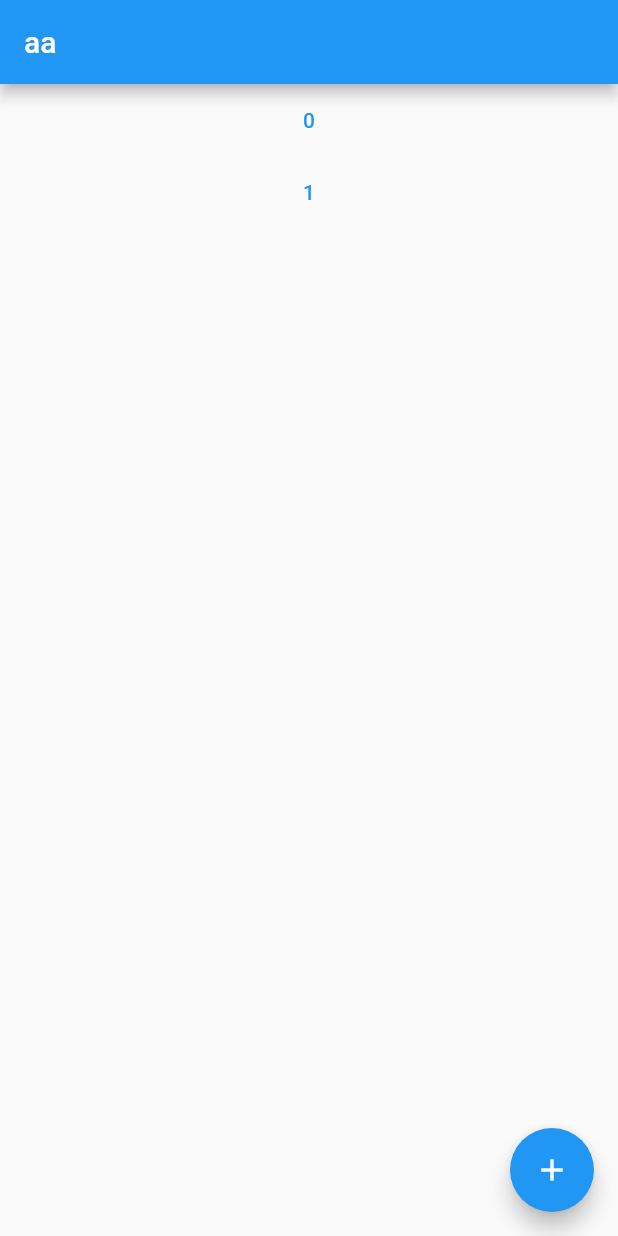
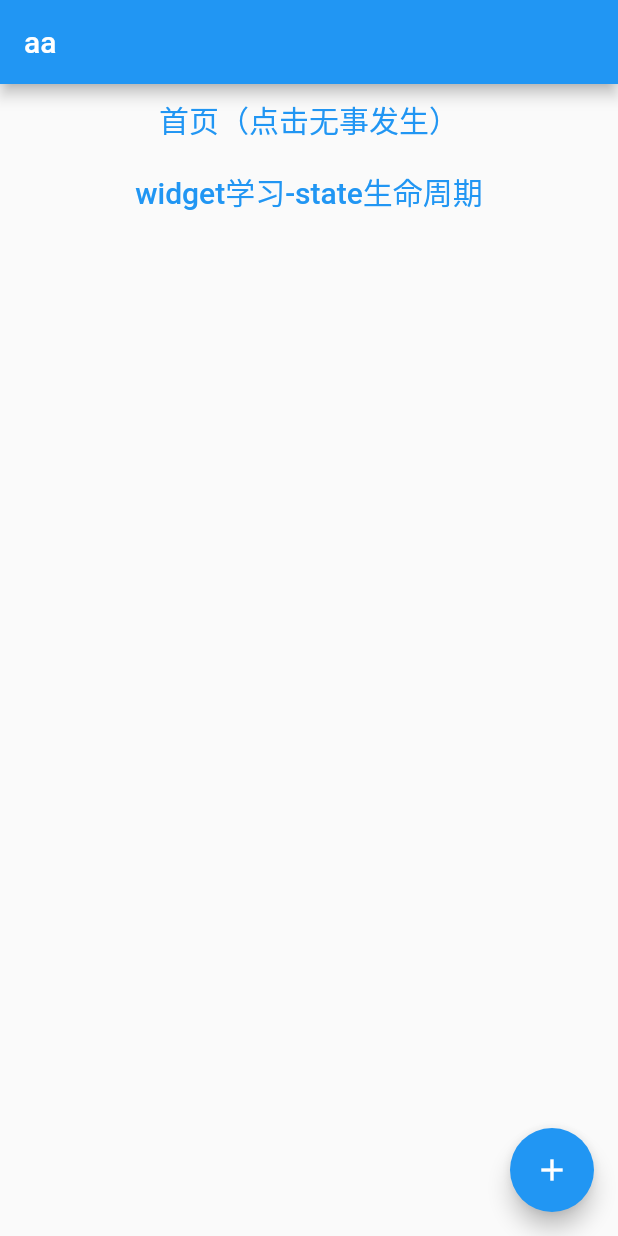
Before and after one commit to kyyiu/flutter_learn, a Flutter app: the MyHomePage screen opened directly, on a phone screen of 412 x 824 dp. Run offline on Flutter 3.47's test engine with Material 2 defaults, Android fonts, the phone set to English and light mode, and no system bars.

Commit message:
state生命周期

```diff
--- a/lib/main.dart
+++ b/lib/main.dart
@@ -18,7 +18,7 @@ class MyApp extends StatelessWidget {
       theme: ThemeData(
         primarySwatch: Colors.blue,
       ),
-      home: const MyHomePage(title: 'Flutter Demo Home Page'),
+      home: const MyHomePage(title: '目录'),
     );
   }
 }
@@ -42,10 +42,16 @@ class _MyHomePageState extends State<MyHomePage> {
   }
 
   buildItem(int idx) {
-    print(idx);
     return TextButton(onPressed: (){
+      if (idx == 0) return;
       Navigator.pushNamed(context, MyRoute.routeName[idx]);
-    }, child: Text(idx.toString()));
+    }, child: Text(
+      MyRoute.chineseRouteName[idx],
+      style: TextStyle(
+        fontSize: 20.0,
+        decoration: TextDecoration.none
+      ),
+    ));
   }
 
   @override
--- a/lib/routes.dart
+++ b/lib/routes.dart
@@ -1,6 +1,3 @@
-
-
-import 'dart:js';
 
 import 'package:flutter/cupertino.dart';
 import 'package:flutter/material.dart';
@@ -11,12 +8,17 @@ import 'package:flutter_application_1/pages/widgetProduce/learnWidget.dart';
 class MyRoute {
   static Map<String, Function> routes = {
     '/': (context, {arguments}) => MyHomePage(title: 'aa'),
-    '/w': (context, {arguments}) => LearnWidgetful(),
+    '/lifeCircle': (context, {arguments}) => LearnWidgetful(),
   };
 
   static List<String> routeName = [
     '/',
-    '/w'
+    '/lifeCircle'
+  ];
+
+  static List<String> chineseRouteName = [
+    '首页（点击无事发生）',
+    'widget学习-state生命周期'
   ];
 }
 
```
Also changed, not shown: lib/pages/widgetProduce/learnWidget.dart (+80 -3 lines).
